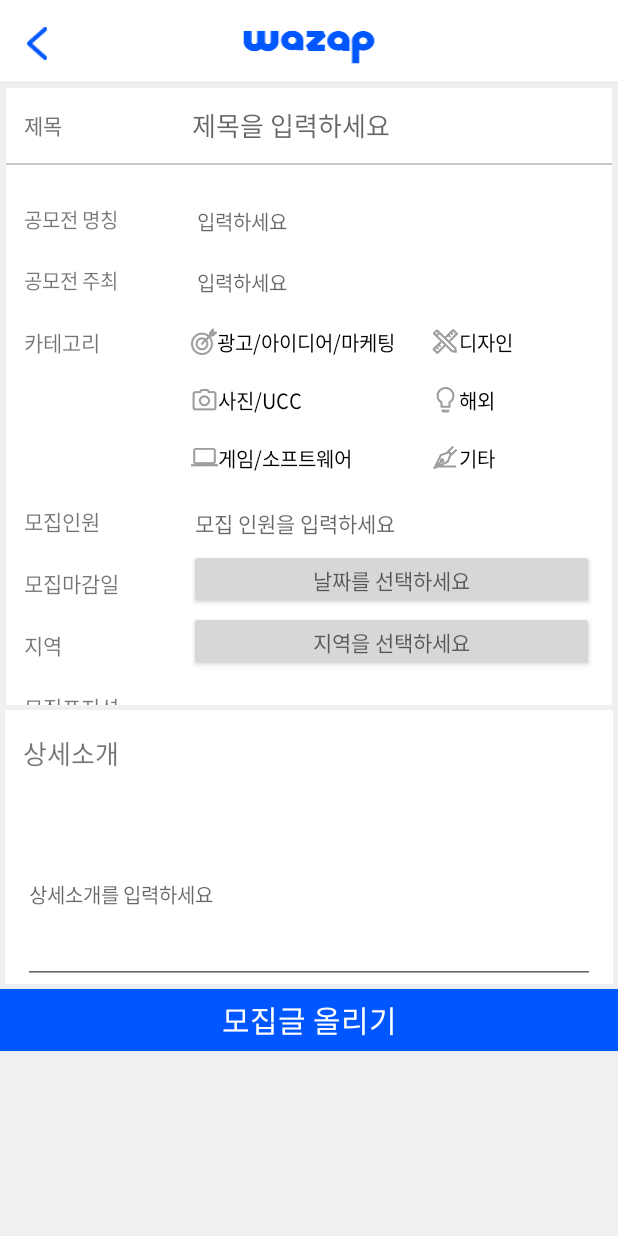
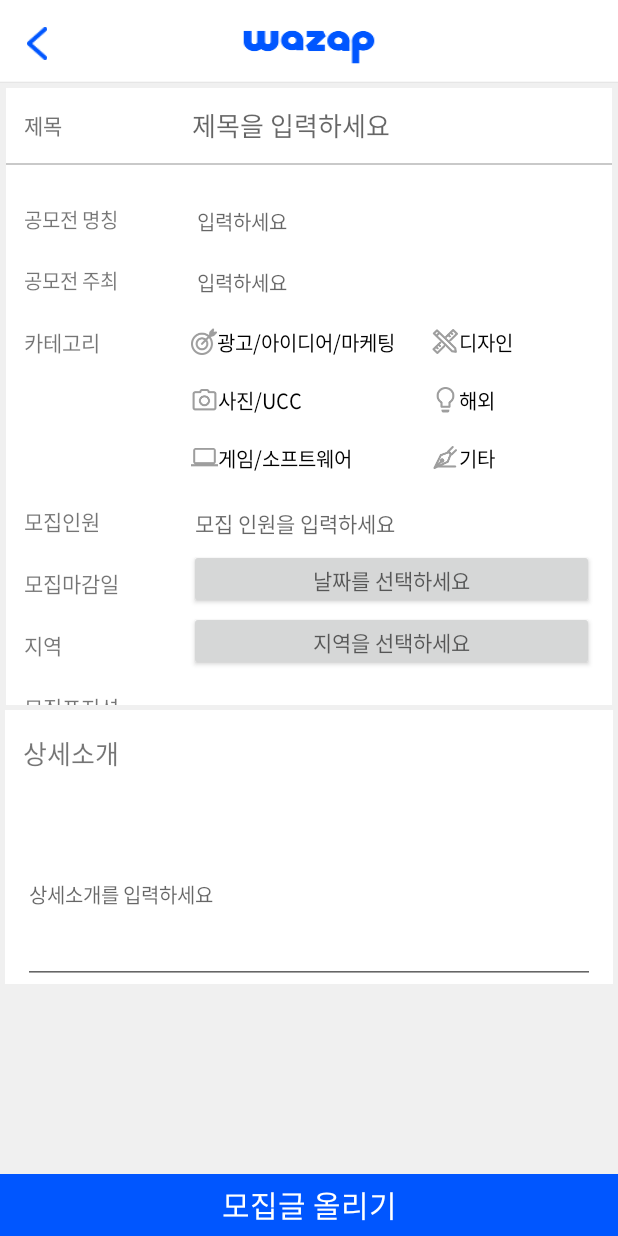
Before and after one commit to dudeh534/Wazab_, an Android app: the RecruitActivity screen opened directly, with no data from a screen before it, on a phone screen of 412 x 824 dp. Run offline under Robolectric (Android 15) with nearby library versions, the phone set to English and light mode, and no system bars; 6 statements that could not run were skipped.

Commit message:
Fix layout

```diff
--- a/app/src/main/res/layout/activity_recruit_new.xml
+++ b/app/src/main/res/layout/activity_recruit_new.xml
@@ -51,7 +51,9 @@
                 android:layout_width="match_parent"
                 android:layout_height="wrap_content"
                 android:layout_below="@+id/linearLayout"
-        android:background="#c9c9c9"></LinearLayout>
+                android:background="#c9c9c9">
+
+            </LinearLayout>
 
             <FrameLayout
                 android:layout_width="match_parent"
@@ -402,7 +404,8 @@
                     android:textColor="#363636" />
 
             </RelativeLayout>
-
+        </LinearLayout>
+    </ScrollView>
 
     <com.ourincheon.wazap.NotoTextView
         android:textColor="#ffffff"
@@ -416,7 +419,5 @@
         android:layout_alignParentBottom="true"
         android:layout_alignParentLeft="true"
         android:layout_alignParentStart="true" />
-        </LinearLayout>
-    </ScrollView>
 
 </RelativeLayout>
```
Lines whose indentation alone changed are shown as unchanged.
